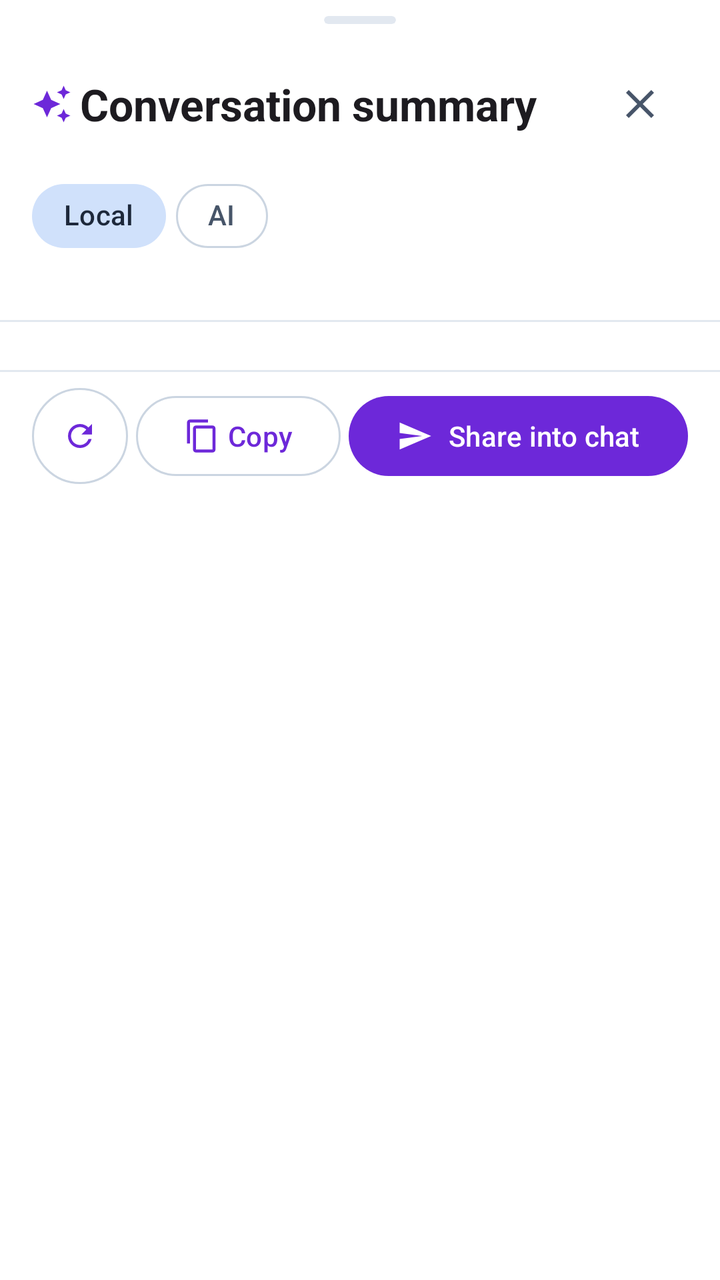
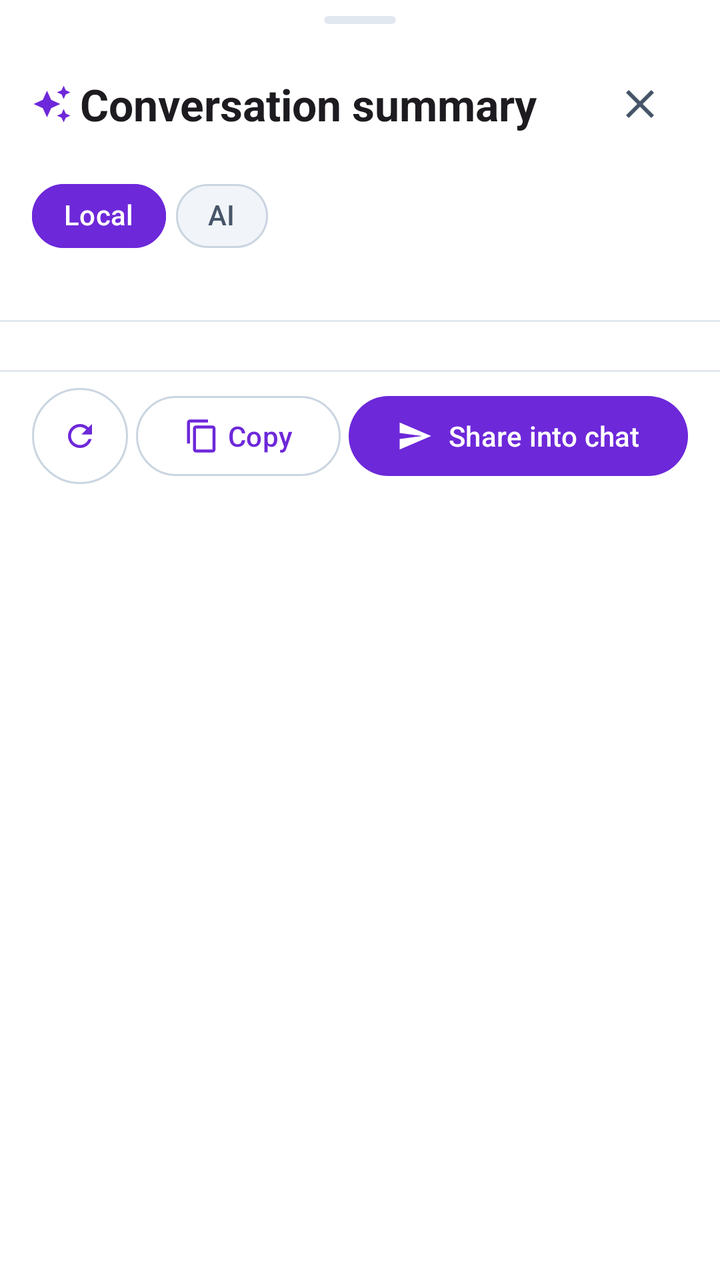

An Android layout rendered at two revisions. The XML below is the earlier revision; the diff shows what the commit changed to produce the second picture.
<!-- AndroidManifest.xml: application theme Theme.NexaChat -->
<!-- res/layout/bottom_sheet_summary.xml -->
<?xml version="1.0" encoding="utf-8"?>
<androidx.core.widget.NestedScrollView xmlns:android="http://schemas.android.com/apk/res/android"
    xmlns:app="http://schemas.android.com/apk/res-auto"
    android:id="@+id/summarySheetScroll"
    android:layout_width="match_parent"
    android:layout_height="wrap_content"
    android:background="?attr/colorSurface"
    android:fillViewport="true">

    <LinearLayout
        android:id="@+id/summarySheetRoot"
        android:layout_width="match_parent"
        android:layout_height="wrap_content"
        android:orientation="vertical"
        android:paddingBottom="@dimen/space_lg">

        <com.google.android.material.card.MaterialCardView
            android:layout_width="36dp"
            android:layout_height="4dp"
            android:layout_gravity="center_horizontal"
            android:layout_marginTop="8dp"
            android:layout_marginBottom="8dp"
            android:importantForAccessibility="no"
            app:cardBackgroundColor="?attr/colorOutlineVariant"
            app:cardCornerRadius="2dp"
            app:cardElevation="0dp"
            app:strokeWidth="0dp" />

        <LinearLayout
            android:layout_width="match_parent"
            android:layout_height="wrap_content"
            android:gravity="center_vertical"
            android:orientation="horizontal"
            android:paddingHorizontal="@dimen/space_md"
            android:paddingTop="@dimen/space_sm">

            <LinearLayout
                android:layout_width="0dp"
                android:layout_height="wrap_content"
                android:layout_weight="1"
                android:orientation="vertical">

                <LinearLayout
                    android:layout_width="match_parent"
                    android:layout_height="wrap_content"
                    android:gravity="center_vertical"
                    android:orientation="horizontal">

                    <ImageView
                        android:layout_width="20dp"
                        android:layout_height="20dp"
                        android:contentDescription="@null"
                        android:src="@drawable/ic_auto_awesome"
                        app:tint="?attr/colorPrimary" />

                    <TextView
                        android:id="@+id/summaryTitle"
                        android:layout_width="wrap_content"
                        android:layout_height="wrap_content"
                        android:layout_marginStart="@dimen/space_xs"
                        android:text="@string/summary_title"
                        android:textAppearance="?attr/textAppearanceTitleLarge"
                        android:textStyle="bold" />
                </LinearLayout>

                <TextView
                    android:id="@+id/summaryBadgeAi"
                    android:layout_width="wrap_content"
                    android:layout_height="wrap_content"
                    android:layout_marginTop="4dp"
                    android:paddingHorizontal="6dp"
                    android:paddingVertical="2dp"
                    android:text="@string/summary_badge_ai"
                    android:textAppearance="?attr/textAppearanceLabelSmall"
                    android:textStyle="bold"
                    android:visibility="gone" />

                <TextView
                    android:id="@+id/summaryBadgeLocal"
                    android:layout_width="wrap_content"
                    android:layout_height="wrap_content"
                    android:layout_marginTop="4dp"
                    android:drawableStart="@drawable/ic_lock"
                    android:drawablePadding="4dp"
                    android:paddingHorizontal="6dp"
                    android:paddingVertical="2dp"
                    android:text="@string/summary_badge_local"
                    android:textAppearance="?attr/textAppearanceLabelSmall"
                    android:visibility="gone" />
            </LinearLayout>

            <ImageButton
                android:id="@+id/summaryClose"
                android:layout_width="@dimen/min_touch_target"
                android:layout_height="@dimen/min_touch_target"
                android:background="?attr/selectableItemBackgroundBorderless"
                android:contentDescription="@string/cd_summary_close"
                android:src="@drawable/ic_close"
                app:tint="?attr/colorOnSurfaceVariant" />
        </LinearLayout>

        <com.google.android.material.chip.ChipGroup
            android:id="@+id/summaryModeChips"
            android:layout_width="match_parent"
            android:layout_height="wrap_content"
            android:paddingHorizontal="@dimen/space_md"
            android:paddingTop="@dimen/space_sm"
            android:paddingBottom="@dimen/space_xs"
            app:chipSpacingHorizontal="@dimen/space_xs"
            app:selectionRequired="true"
            app:singleSelection="true">

            <com.google.android.material.chip.Chip
                android:id="@+id/summaryModeLocal"
                style="@style/Widget.Material3.Chip.Filter"
                android:layout_width="wrap_content"
                android:layout_height="wrap_content"
                android:checked="true"
                android:text="@string/summary_badge_local"
                app:checkedIconVisible="false"
                app:chipCornerRadius="18dp" />

            <com.google.android.material.chip.Chip
                android:id="@+id/summaryModeAi"
                style="@style/Widget.Material3.Chip.Filter"
                android:layout_width="wrap_content"
                android:layout_height="wrap_content"
                android:text="@string/summary_badge_ai"
                app:checkedIconVisible="false"
                app:chipCornerRadius="18dp" />
        </com.google.android.material.chip.ChipGroup>

        <LinearLayout
            android:id="@+id/summaryConsentCard"
            android:layout_width="match_parent"
            android:layout_height="wrap_content"
            android:layout_marginHorizontal="@dimen/space_md"
            android:layout_marginTop="@dimen/space_xs"
            android:background="?attr/colorSurfaceContainerLow"
            android:orientation="vertical"
            android:padding="@dimen/space_md"
            android:visibility="gone">

            <TextView
                android:layout_width="match_parent"
                android:layout_height="wrap_content"
                android:text="@string/dialog_ai_consent_title"
                android:textAppearance="?attr/textAppearanceTitleSmall"
                android:textStyle="bold" />

            <TextView
                android:layout_width="match_parent"
                android:layout_height="wrap_content"
                android:layout_marginTop="@dimen/space_xs"
                android:text="@string/dialog_ai_consent_message"
                android:textAppearance="?attr/textAppearanceBodySmall" />

            <LinearLayout
                android:layout_width="match_parent"
                android:layout_height="wrap_content"
                android:layout_marginTop="@dimen/space_sm"
                android:gravity="end"
                android:orientation="horizontal">

                <com.google.android.material.button.MaterialButton
                    android:id="@+id/summaryConsentDismiss"
                    style="?attr/materialButtonOutlinedStyle"
                    android:layout_width="wrap_content"
                    android:layout_height="wrap_content"
                    android:text="@string/dialog_ai_consent_dismiss" />

                <com.google.android.material.button.MaterialButton
                    android:id="@+id/summaryConsentConfirm"
                    android:layout_width="wrap_content"
                    android:layout_height="wrap_content"
                    android:text="@string/dialog_ai_consent_confirm" />
            </LinearLayout>
        </LinearLayout>

        <HorizontalScrollView
            android:layout_width="match_parent"
            android:layout_height="wrap_content"
            android:layout_marginTop="@dimen/space_xs"
            android:paddingHorizontal="@dimen/space_md"
            android:paddingVertical="@dimen/space_sm"
            android:scrollbars="none">

            <com.google.android.material.chip.ChipGroup
                android:id="@+id/summaryScopeChips"
                android:layout_width="wrap_content"
                android:layout_height="wrap_content"
                app:chipSpacingHorizontal="@dimen/space_xs"
                app:selectionRequired="true"
                app:singleSelection="true" />
        </HorizontalScrollView>

        <View
            android:layout_width="match_parent"
            android:layout_height="1dp"
            android:layout_marginTop="@dimen/space_xs"
            android:layout_marginBottom="@dimen/space_sm"
            android:background="?attr/colorSurfaceContainerHigh" />

        <include
            android:id="@+id/summarySkeleton"
            layout="@layout/include_summary_skeleton"
            android:visibility="gone" />

        <include
            android:id="@+id/summaryError"
            layout="@layout/include_summary_error"
            android:visibility="gone" />

        <LinearLayout
            android:id="@+id/summaryContent"
            android:layout_width="match_parent"
            android:layout_height="wrap_content"
            android:orientation="vertical"
            android:paddingHorizontal="@dimen/space_md"
            android:paddingVertical="@dimen/space_sm"
            android:visibility="gone" />

        <View
            android:layout_width="match_parent"
            android:layout_height="1dp"
            android:layout_marginTop="@dimen/space_md"
            android:layout_marginBottom="@dimen/space_sm"
            android:background="?attr/colorSurfaceContainerHigh" />

        <LinearLayout
            android:layout_width="match_parent"
            android:layout_height="wrap_content"
            android:gravity="center_vertical"
            android:orientation="horizontal"
            android:paddingHorizontal="@dimen/space_md">

            <com.google.android.material.button.MaterialButton
                android:id="@+id/summaryRegenerate"
                style="?attr/materialButtonOutlinedStyle"
                android:layout_width="@dimen/min_touch_target"
                android:layout_height="@dimen/min_touch_target"
                android:contentDescription="@string/summary_action_regenerate"
                android:insetTop="0dp"
                android:insetBottom="0dp"
                app:icon="@drawable/ic_refresh"
                app:iconGravity="textStart"
                app:iconPadding="0dp" />

            <com.google.android.material.button.MaterialButton
                android:id="@+id/summaryCopy"
                style="?attr/materialButtonOutlinedStyle"
                android:layout_width="wrap_content"
                android:layout_height="wrap_content"
                android:layout_marginStart="@dimen/space_xs"
                android:text="@string/summary_action_copy"
                app:icon="@drawable/ic_content_copy"
                app:iconGravity="textStart" />

            <com.google.android.material.button.MaterialButton
                android:id="@+id/summaryShare"
                android:layout_width="0dp"
                android:layout_height="wrap_content"
                android:layout_marginStart="@dimen/space_xs"
                android:layout_weight="1"
                android:text="@string/summary_action_share"
                app:icon="@drawable/ic_send"
                app:iconGravity="textStart" />
        </LinearLayout>
    </LinearLayout>
</androidx.core.widget.NestedScrollView>
<!-- res/layout/include_summary_skeleton.xml (included above) -->
<?xml version="1.0" encoding="utf-8"?>
<LinearLayout xmlns:android="http://schemas.android.com/apk/res/android"
    android:layout_width="match_parent"
    android:layout_height="wrap_content"
    android:contentDescription="@string/summary_loading_content_desc"
    android:importantForAccessibility="yes"
    android:orientation="vertical"
    android:padding="@dimen/space_md">

    <View
        android:layout_width="match_parent"
        android:layout_height="72dp"
        android:background="?attr/colorSurfaceContainerHigh" />

    <View
        android:layout_width="120dp"
        android:layout_height="18dp"
        android:layout_marginTop="20dp"
        android:background="?attr/colorSurfaceContainerHigh" />

    <View
        android:layout_width="match_parent"
        android:layout_height="14dp"
        android:layout_marginTop="10dp"
        android:background="?attr/colorSurfaceContainerHigh" />

    <View
        android:layout_width="match_parent"
        android:layout_height="14dp"
        android:layout_marginTop="8dp"
        android:background="?attr/colorSurfaceContainerHigh" />

    <com.google.android.material.progressindicator.LinearProgressIndicator
        android:id="@+id/summarySkeletonBar"
        android:layout_width="match_parent"
        android:layout_height="wrap_content"
        android:layout_marginTop="@dimen/space_sm"
        android:indeterminate="true" />
</LinearLayout>
<!-- res/layout/include_summary_error.xml (included above) -->
<?xml version="1.0" encoding="utf-8"?>
<LinearLayout xmlns:android="http://schemas.android.com/apk/res/android"
    xmlns:app="http://schemas.android.com/apk/res-auto"
    android:layout_width="match_parent"
    android:layout_height="wrap_content"
    android:gravity="center"
    android:orientation="vertical"
    android:padding="@dimen/space_lg">

    <ImageView
        android:id="@+id/summaryErrorIcon"
        android:layout_width="40dp"
        android:layout_height="40dp"
        android:contentDescription="@null"
        android:src="@drawable/ic_error_outline" />

    <TextView
        android:id="@+id/summaryErrorText"
        android:layout_width="wrap_content"
        android:layout_height="wrap_content"
        android:layout_marginTop="@dimen/space_sm"
        android:gravity="center"
        android:textAppearance="?attr/textAppearanceTitleMedium"
        android:textStyle="bold" />

    <TextView
        android:id="@+id/summaryErrorDesc"
        android:layout_width="wrap_content"
        android:layout_height="wrap_content"
        android:layout_marginTop="@dimen/space_xs"
        android:gravity="center"
        android:textAppearance="?attr/textAppearanceBodySmall"
        android:visibility="gone" />

    <com.google.android.material.button.MaterialButton
        android:id="@+id/summaryRetry"
        android:layout_width="wrap_content"
        android:layout_height="wrap_content"
        android:layout_marginTop="@dimen/space_md"
        android:minHeight="@dimen/min_touch_target"
        android:text="@string/summary_action_retry"
        android:visibility="gone"
        app:icon="@drawable/ic_refresh" />
</LinearLayout>
<!-- resources referenced by this layout -->
<resources>
  <dimen name="min_touch_target">48dp</dimen>
  <dimen name="space_lg">24dp</dimen>
  <dimen name="space_md">16dp</dimen>
  <dimen name="space_sm">8dp</dimen>
  <dimen name="space_xs">4dp</dimen>
  <string name="cd_summary_close">Close summary</string>
  <string name="dialog_ai_consent_confirm">Agree</string>
  <string name="dialog_ai_consent_dismiss">Cancel</string>
  <string name="dialog_ai_consent_title">Enable AI summaries?</string>
  <string name="summary_action_copy">Copy</string>
  <string name="summary_action_regenerate">Regenerate</string>
  <string name="summary_action_retry">Retry</string>
  <string name="summary_action_share">Share into chat</string>
  <string name="summary_badge_ai">AI</string>
  <string name="summary_badge_local">Local</string>
  <string name="summary_loading_content_desc">Generating summary…</string>
  <string name="summary_title">Conversation summary</string>
  <color name="colorPrimary">@color/brand_indigo</color>
  <color name="colorOnPrimary">#FFFFFFFF</color>
  <color name="colorPrimaryContainer">@color/brand_indigo_container</color>
  <color name="colorOnPrimaryContainer">@color/brand_on_indigo_container</color>
  <color name="colorSecondary">@color/slate_secondary</color>
  <color name="colorOnSecondary">#FFFFFFFF</color>
  <color name="colorSecondaryContainer">@color/slate_secondary_container</color>
  <color name="colorOnSecondaryContainer">@color/slate_on_secondary_container</color>
  <color name="colorTertiary">@color/tertiary_sky</color>
  <color name="colorOnTertiary">#FFFFFFFF</color>
  <color name="colorTertiaryContainer">@color/tertiary_sky_container</color>
  <color name="colorOnTertiaryContainer">@color/tertiary_on_sky_container</color>
  <color name="colorError">@color/error_red</color>
  <color name="colorOnError">#FFFFFFFF</color>
  <color name="colorErrorContainer">@color/error_container_light</color>
  <color name="colorOnErrorContainer">@color/on_error_container_light</color>
  <color name="colorBackground">@color/background_light</color>
  <color name="colorOnBackground">@color/text_primary_light</color>
  <color name="colorSurface">@color/surface_light</color>
  <color name="colorOnSurface">@color/text_primary_light</color>
  <color name="colorSurfaceVariant">@color/surface_variant_light</color>
  <color name="surface_container_low_light">#FFF8FAFC</color>
  <color name="surface_container_light">#FFF1F5F9</color>
  <color name="surface_container_high_light">#FFE2E8F0</color>
  <color name="colorOnSurfaceVariant">@color/text_secondary_light</color>
  <color name="colorOutline">@color/slate_border</color>
  <color name="colorOutlineVariant">@color/slate_divider</color>
  <color name="brand_indigo">#FF6D28D9</color>
  <color name="brand_indigo_container">#FFEDE9FE</color>
  <color name="brand_on_indigo_container">#FF2E1065</color>
  <color name="slate_secondary">#FF505F76</color>
  <color name="slate_secondary_container">#FFD0E1FB</color>
  <color name="slate_on_secondary_container">#FF1D283A</color>
  <color name="tertiary_sky">#FF0EA5E9</color>
  <color name="tertiary_sky_container">#FFBAE6FD</color>
  <color name="tertiary_on_sky_container">#FF0369A1</color>
  <color name="error_red">#FFBA1A1A</color>
  <color name="error_container_light">#FFFFDAD6</color>
  <color name="on_error_container_light">#FF93000A</color>
  <color name="background_light">#FFF8FAFC</color>
  <color name="text_primary_light">#FF0F172A</color>
  <color name="surface_light">#FFFFFFFF</color>
  <color name="surface_variant_light">#FFF1F5F9</color>
  <color name="text_secondary_light">#FF475569</color>
  <color name="slate_border">#FFCBD5E1</color>
  <color name="slate_divider">#FFE2E8F0</color>
  <dimen name="corner_sm">8dp</dimen>
  <dimen name="corner_md">12dp</dimen>
  <dimen name="corner_lg">16dp</dimen>
  <!-- unchanged entries left out for length: 26 -->
</resources>

<!-- the commit's change to res/layout/bottom_sheet_summary.xml (unified diff, before → after) -->
@@ -117,8 +117,12 @@
                 android:layout_height="wrap_content"
                 android:checked="true"
                 android:text="@string/summary_badge_local"
+                android:textColor="@color/stitch_chip_text_color"
                 app:checkedIconVisible="false"
-                app:chipCornerRadius="18dp" />
+                app:chipBackgroundColor="@color/stitch_chip_bg_tint"
+                app:chipCornerRadius="18dp"
+                app:chipStrokeColor="@color/stitch_chip_stroke_color"
+                app:chipStrokeWidth="1dp" />
 
             <com.google.android.material.chip.Chip
                 android:id="@+id/summaryModeAi"
@@ -126,8 +130,12 @@
                 android:layout_width="wrap_content"
                 android:layout_height="wrap_content"
                 android:text="@string/summary_badge_ai"
+                android:textColor="@color/stitch_chip_text_color"
                 app:checkedIconVisible="false"
-                app:chipCornerRadius="18dp" />
+                app:chipBackgroundColor="@color/stitch_chip_bg_tint"
+                app:chipCornerRadius="18dp"
+                app:chipStrokeColor="@color/stitch_chip_stroke_color"
+                app:chipStrokeWidth="1dp" />
         </com.google.android.material.chip.ChipGroup>
 
         <LinearLayout
